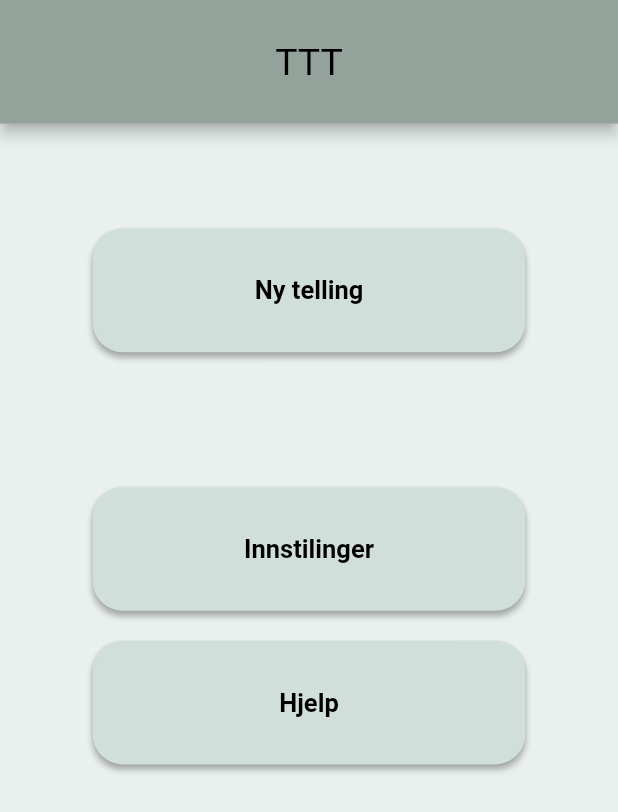
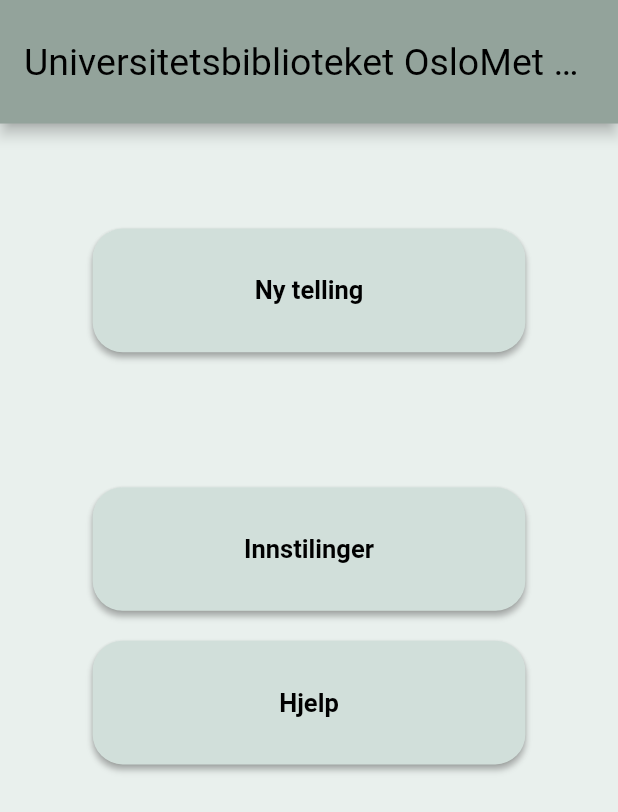
Before and after one commit to zaktaw/DATA3900-Bacheloroppgave, a Flutter app: the screen it shows after launch, on a phone screen of 412 x 824 dp. Shown: the top 812 px of the screen. Run offline on Flutter 3.47's test engine with Material 2 defaults, Android fonts, the phone set to English and light mode, and no system bars; our stand-ins replace auto_size_text, dots_indicator, fluttertoast, hive, hive_flutter; accounts and stored records are empty.

Commit message:
klargjoring til testing ved oslomet

```diff
--- a/lib/home_screen/homescreen.dart
+++ b/lib/home_screen/homescreen.dart
@@ -43,28 +43,109 @@ class _HomeScreenState extends State<HomeScreen> {
 
     //MOCK Projectinfo init init
     ZoneObject zoneobj =
-        new ZoneObject(1, "Sone 1 Lesesal", "Lesesalen ved inngangen");
+        new ZoneObject(1, "Skranke", "Sone 1");
     ZoneObject zoneobj1 =
-        new ZoneObject(2, "Sone 2 Lesekrok", "Hjørnet ved potteplantene");
+        new ZoneObject(2, "Selvbetjening", "Sone 2, utlån og innlevering");
     ZoneObject zoneobj2 =
-        new ZoneObject(3, "Sone 3 Faglitteratur", "Området for faglitteratur");
+        new ZoneObject(3, "Søkemaskiner", "Sone 3");
+
+    ZoneObject zoneobj3 =
+        new ZoneObject(4, "Kopimaskin", "Sone 4");
+
+    ZoneObject zoneobj4 =
+        new ZoneObject(5, "Bokskanner", "Sone 5");
+
+    ZoneObject zoneobj5 =
+        new ZoneObject(6, "Bokreoler", "Sone 6");
+
+     ZoneObject zoneobj6 =
+        new ZoneObject(7, "Stille lesesal", "Sone 7");
+
+      ZoneObject zoneobj7 =
+        new ZoneObject(8, "Stille PC-sal", "Sone 8");
+
+      ZoneObject zoneobj8 =
+        new ZoneObject(9, "PC-arbeidsplasser", "Sone 9");
+
+      ZoneObject zoneobj9 =
+        new ZoneObject(10, "Gruppearbeidsplasser", "Sone 10");
+
+      ZoneObject zoneobj10 =
+        new ZoneObject(11, "Enkelt arbeidsplasser", "Sone 11");
+
+      ZoneObject zoneobj11 =
+        new ZoneObject(12, "Grupperom", "Sone 12");
+
+      ZoneObject zoneobj12 =
+        new ZoneObject(13, "Sosial sone (sofa)", "Sone 13");
+
+      ZoneObject zoneobj13 =
+        new ZoneObject(14, "Fleksible plasser (Studieverkstedet og Vepsebolet)", "Sone 14");
+
+
 
     ActivityObject actobj =
         new ActivityObject("ALLAP", "Alene med digitalt hjelpemiddel");
+
     ActivityObject actobj1 =
-        new ActivityObject("GRUDIG", "I gruppe med digitalt hjelpemiddel");
+        new ActivityObject("GRLAP", "Sitter eller står i gruppe med bærbar(e) datamaskin(er) eller nettbrett slått på");
+
     ActivityObject actobj2 =
-        new ActivityObject("ALPERS", "Alene kontakt med personalet");
+        new ActivityObject("ALUDIG", "Sitter eller står alene og arbeider uten digitale medier");
+
+    ActivityObject actobj3 =
+        new ActivityObject("GRUDIG", "Sitter eller står i gruppe og arbeider uten digitale medier");
+
+    ActivityObject actobj4 =
+        new ActivityObject("ALPERS", "Individuell kontakt med personalet");
+
+    ActivityObject actobj5 =
+        new ActivityObject("GRPERS", "Gruppevis kontakt med personalet");
+
+    ActivityObject actobj6 =
+        new ActivityObject("ALFYS", "Kikker/browser alene");
+
+    ActivityObject actobj7 =
+        new ActivityObject("GRFYS", "Kikker/browser i gruppe");
+
+    ActivityObject actobj8 =
+        new ActivityObject("ALPC", "Bruker stasjonær datamaskin eller søketerminal alene");
+
+    ActivityObject actobj9 =
+        new ActivityObject("GRPC", "Bruker stasjonær datamaskin eller søketerminal i gruppe");
+
+    ActivityObject actobj10 =
+        new ActivityObject("KØ", "Venter i kø");
+
+    ActivityObject actobj11 =
+        new ActivityObject("MOB", "Snakker i mobiltelefon");
+
+    ActivityObject actobj12 =
+        new ActivityObject("ALGÅ", "Står eller går alene");
+
+    ActivityObject actobj13 =
+        new ActivityObject("GRGÅ", "Står eller går i gruppe");
+
+     ActivityObject actobj14 =
+        new ActivityObject("ALSI", "Sitter alene");
+
+    ActivityObject actobj15 =
+        new ActivityObject("GRSI", "Sitter i gruppe");
+
+    ActivityObject actobj16 =
+        new ActivityObject("DIV", " Andre aktiviteter");
 
     final tttProjectInfoBox = TttProjectInfoBox.getTttProjectInfo();
     List<ZoneObject> zoneList = [];
-    zoneList.addAll([zoneobj, zoneobj1, zoneobj2]);
+    zoneList.addAll([zoneobj, zoneobj1, zoneobj2, zoneobj3, zoneobj4, zoneobj5, zoneobj6, zoneobj7, zoneobj8,
+                    zoneobj9, zoneobj10, zoneobj11, zoneobj12, zoneobj13]);
 
     List<ActivityObject> actList = [];
-    actList.addAll([actobj, actobj1, actobj2]);
+    actList.addAll([actobj, actobj1, actobj2, actobj3, actobj4, actobj5, actobj6, actobj7, actobj8, actobj9, actobj10,
+                    actobj11, actobj12, actobj13, actobj14, actobj15, actobj16]);
 
-    List<String> observerList = ["Hans", "Zaka", "Mats", "Petrus"];
-    String title = "Tønsberg Folkebibiliotek TTT 2022";
+    List<String> observerList = ["Maria", "Hans", "Helene"];
+    String title = "Universitetsbiblioteket OsloMet P48 (test)";
 
     TttProjectInfo projectInfo =
         new TttProjectInfo(actList, zoneList, observerList, title);
@@ -78,7 +159,7 @@ class _HomeScreenState extends State<HomeScreen> {
   @override
   Widget build(BuildContext context) {
     return Scaffold(
-      appBar: AppBar(title: Text("TTT"),
+      appBar: AppBar(title: Text("Universitetsbiblioteket OsloMet P48 (test)"),
       centerTitle: true,
       backgroundColor: TOPBAR_COLOR,
       titleTextStyle: const TextStyle(color: TEXT_COLOR_BLACK, fontSize: HOMESCREEN_TITLE_FONTSIZE),
```
